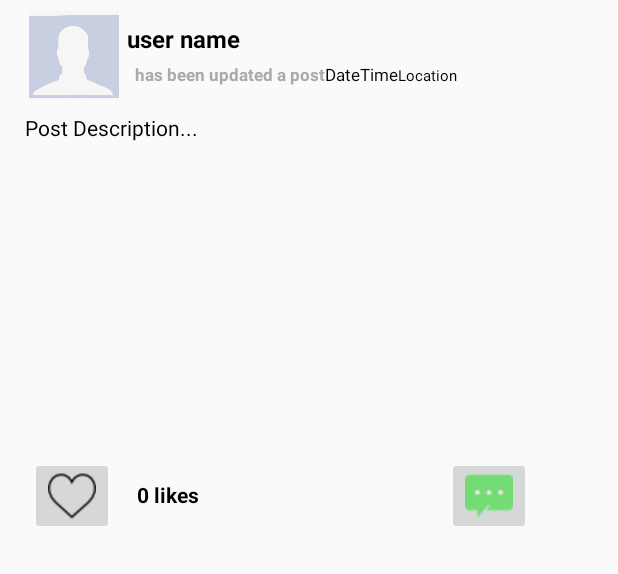
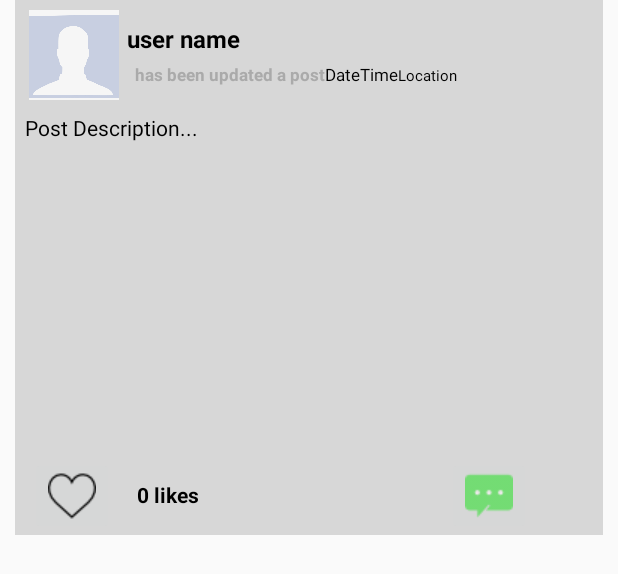
Before and after one commit to tonykyo3232/C.M.O, an Android app: the layout all_posts_layout.xml on its own in the app's theme, with its tools: preview values and no code run, on a phone screen of 412 x 824 dp. Shown: the top 574 px of the screen. Run offline under Robolectric (Android 15) with nearby library versions, the phone set to English and light mode, and no system bars.

Commit message:
fix comment layout

```diff
--- a/C.M.O-master 2/app/src/main/res/layout/all_comments_layout.xml
+++ b/C.M.O-master 2/app/src/main/res/layout/all_comments_layout.xml
@@ -5,10 +5,12 @@
 
 
     <LinearLayout
+        android:id="@+id/linear"
         android:layout_width="match_parent"
         android:layout_height="wrap_content"
         android:orientation="vertical"
         android:layout_margin="7dp"
+        android:background="@color/mainBackground"
        >
 
         <LinearLayout
@@ -76,6 +78,10 @@
 
         </LinearLayout>
 
+
     </LinearLayout>
 
+
+
+
 </RelativeLayout>
--- a/C.M.O-master 2/app/src/main/res/layout/all_posts_layout.xml
+++ b/C.M.O-master 2/app/src/main/res/layout/all_posts_layout.xml
@@ -9,9 +9,9 @@
         android:layout_width="match_parent"
         android:layout_height="wrap_content"
         android:orientation="vertical"
-        android:layout_marginBottom="3dp"
+        android:layout_marginBottom="10dp"
         android:layout_marginLeft="10dp"
-        android:background="@drawable/post_border"
+        android:background="@color/mainBackground"
         android:layout_marginRight="10dp">
 
         <LinearLayout
@@ -29,7 +29,8 @@
                 android:background="@drawable/profile"
                 android:scaleType="centerCrop"
                 app:srcCompat="@mipmap/img_default_profile"
-                android:contentDescription="@string/todo"></ImageView>
+                android:contentDescription="@string/todo">
+            </ImageView>
 
             <LinearLayout
                 android:layout_width="match_parent"
```
